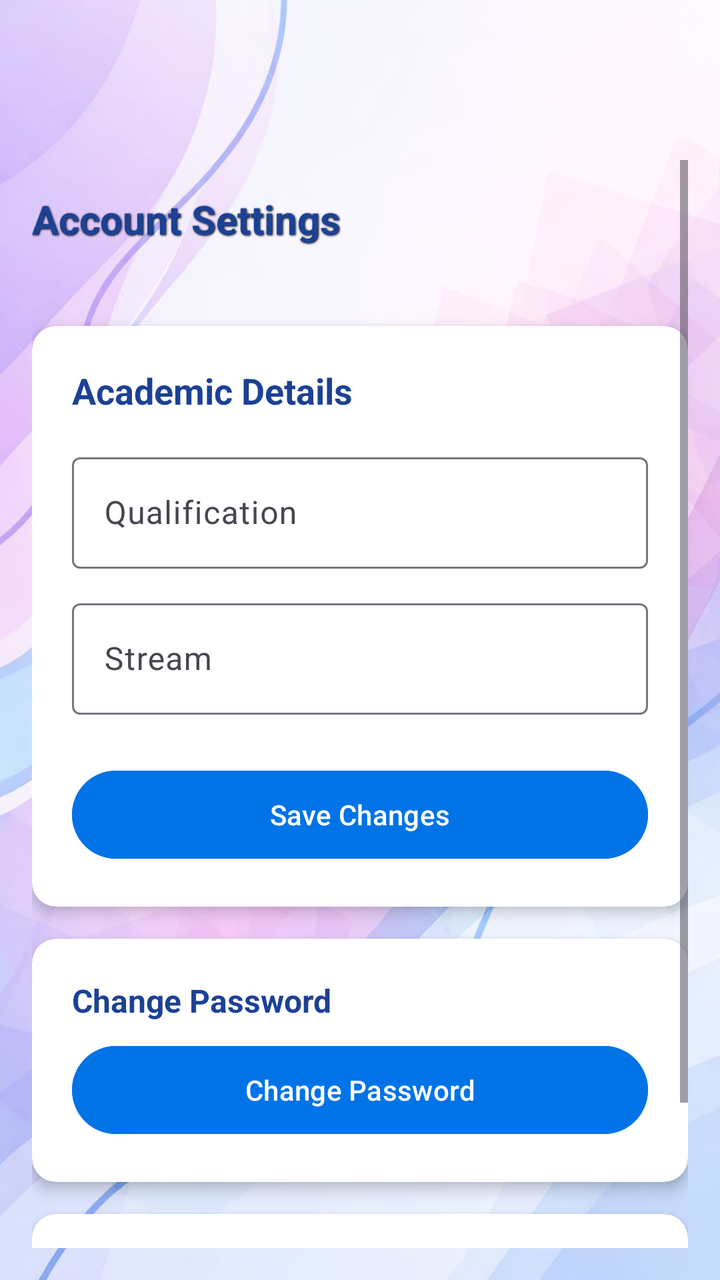
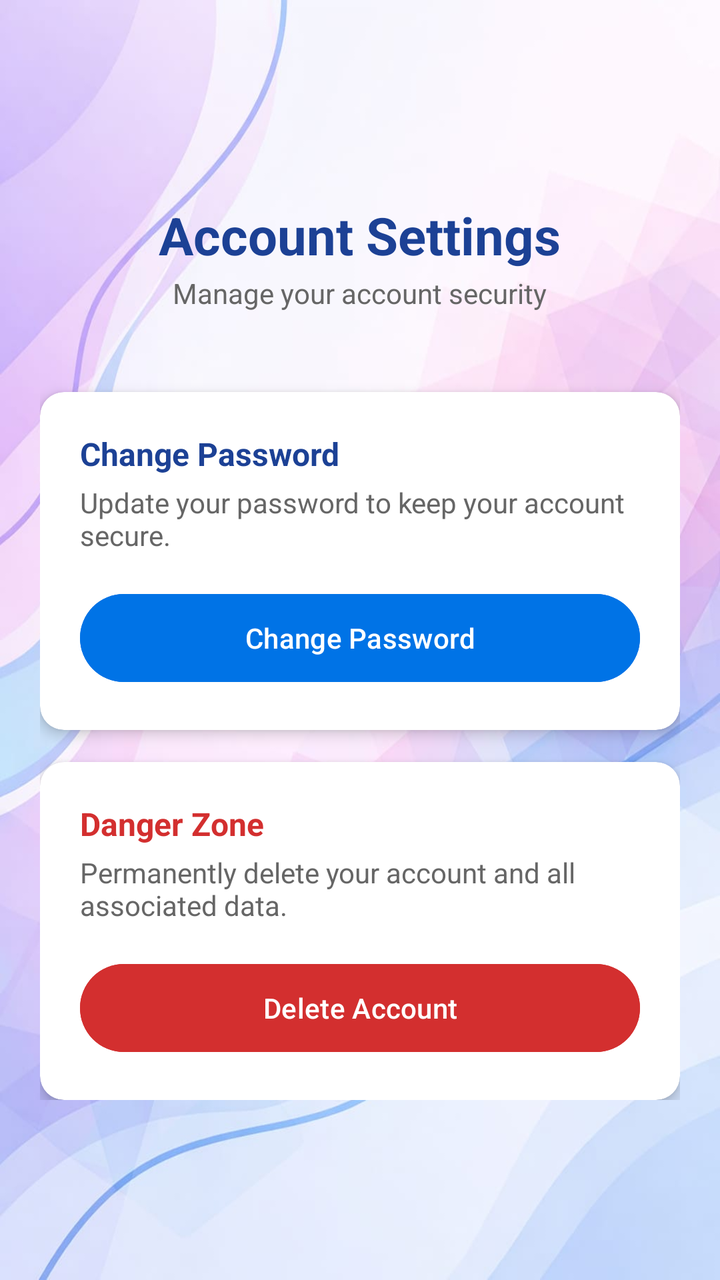

Screens rendered from an Android XML layout before and after an edit, with the pre-edit source and the edit as a unified diff.
<!-- AndroidManifest.xml: application theme Theme.AspirePath -->
<!-- res/layout/activity_manage_account.xml -->
<?xml version="1.0" encoding="utf-8"?>
<LinearLayout xmlns:android="http://schemas.android.com/apk/res/android"
    xmlns:app="http://schemas.android.com/apk/res-auto"
    android:layout_width="match_parent"
    android:layout_height="match_parent"
    android:orientation="vertical"
    android:background="@drawable/bg2">

    
    <androidx.appcompat.widget.Toolbar
        android:id="@+id/toolbar"
        android:layout_width="match_parent"
        android:layout_height="?attr/actionBarSize"
        android:background="@android:color/transparent"
        android:theme="@style/ThemeOverlay.AppCompat.Dark.ActionBar"
        app:popupTheme="@style/ThemeOverlay.AppCompat.Light"/>

    <ScrollView
        android:layout_width="match_parent"
        android:layout_height="match_parent"
        android:padding="16dp">

        <LinearLayout
            android:layout_width="match_parent"
            android:layout_height="wrap_content"
            android:orientation="vertical">

            <TextView
                android:layout_width="wrap_content"
                android:layout_height="wrap_content"
                android:text="Account Settings"
                android:textSize="20sp"
                android:textStyle="bold"
                android:textColor="@color/blue"
                android:shadowColor="#000000"
                android:shadowDx="1"
                android:shadowDy="1"
                android:shadowRadius="2"
                android:layout_marginTop="16dp"
                android:layout_marginBottom="24dp"/>

            
            <androidx.cardview.widget.CardView
                android:id="@+id/cvPersonalProfile"
                android:layout_width="match_parent"
                android:layout_height="wrap_content"
                app:cardCornerRadius="12dp"
                app:cardElevation="4dp"
                android:layout_marginTop="16dp"
                android:visibility="gone">

                <LinearLayout
                    android:id="@+id/editProfileContainer"
                    android:layout_width="match_parent"
                    android:layout_height="wrap_content"
                    android:orientation="vertical"
                    android:padding="20dp">

                    <TextView
                        android:layout_width="wrap_content"
                        android:layout_height="wrap_content"
                        android:text="Personal Details"
                        android:textSize="18sp"
                        android:textStyle="bold"
                        android:textColor="@color/blue"
                        android:layout_marginBottom="16dp"/>

                    <com.google.android.material.textfield.TextInputLayout
                        android:layout_width="match_parent"
                        android:layout_height="wrap_content"
                        android:layout_marginBottom="12dp">
                        <com.google.android.material.textfield.TextInputEditText
                            android:id="@+id/etEditName"
                            android:layout_width="match_parent"
                            android:layout_height="wrap_content"
                            android:hint="Full Name"
                            android:inputType="textPersonName"/>
                    </com.google.android.material.textfield.TextInputLayout>

                    <com.google.android.material.textfield.TextInputLayout
                        android:layout_width="match_parent"
                        android:layout_height="wrap_content"
                        android:layout_marginBottom="12dp">
                        <com.google.android.material.textfield.TextInputEditText
                            android:id="@+id/etEditDOB"
                            android:layout_width="match_parent"
                            android:layout_height="wrap_content"
                            android:hint="Date of Birth (DD/MM/YYYY)"
                            android:focusable="false"
                            android:clickable="true"/>
                    </com.google.android.material.textfield.TextInputLayout>

                     <com.google.android.material.textfield.TextInputLayout
                        android:layout_width="match_parent"
                        android:layout_height="wrap_content"
                        android:layout_marginBottom="12dp">
                        <com.google.android.material.textfield.TextInputEditText
                            android:id="@+id/etEditEmail"
                            android:layout_width="match_parent"
                            android:layout_height="wrap_content"
                            android:hint="Email"
                            android:inputType="textEmailAddress"/>
                    </com.google.android.material.textfield.TextInputLayout>

                    <com.google.android.material.textfield.TextInputLayout
                        android:layout_width="match_parent"
                        android:layout_height="wrap_content"
                        android:layout_marginBottom="12dp">
                        <com.google.android.material.textfield.TextInputEditText
                            android:id="@+id/etEditGender"
                            android:layout_width="match_parent"
                            android:layout_height="wrap_content"
                            android:hint="Gender"
                            android:focusable="false"
                            android:clickable="true"/>
                    </com.google.android.material.textfield.TextInputLayout>

                    <com.google.android.material.textfield.TextInputLayout
                        android:layout_width="match_parent"
                        android:layout_height="wrap_content"
                        android:layout_marginBottom="12dp">
                        <com.google.android.material.textfield.TextInputEditText
                            android:id="@+id/etEditTaluka"
                            android:layout_width="match_parent"
                            android:layout_height="wrap_content"
                            android:hint="Taluka"
                            android:focusable="false"
                            android:clickable="true"/>
                    </com.google.android.material.textfield.TextInputLayout>
                </LinearLayout>
            </androidx.cardview.widget.CardView>

            
            <androidx.cardview.widget.CardView
                android:id="@+id/cvAcademicInfo"
                android:layout_width="match_parent"
                android:layout_height="wrap_content"
                app:cardCornerRadius="12dp"
                app:cardElevation="4dp"
                android:layout_marginTop="16dp">

                <LinearLayout
                    android:layout_width="match_parent"
                    android:layout_height="wrap_content"
                    android:orientation="vertical"
                    android:padding="20dp">

                    <TextView
                        android:layout_width="wrap_content"
                        android:layout_height="wrap_content"
                        android:text="Academic Details"
                        android:textSize="18sp"
                        android:textStyle="bold"
                        android:textColor="@color/blue"
                        android:layout_marginBottom="16dp"/>

                    <com.google.android.material.textfield.TextInputLayout
                        android:layout_width="match_parent"
                        android:layout_height="wrap_content"
                        android:layout_marginBottom="12dp">
                        <com.google.android.material.textfield.TextInputEditText
                            android:id="@+id/etEditQualification"
                            android:layout_width="match_parent"
                            android:layout_height="wrap_content"
                            android:hint="Qualification"
                            android:focusable="false"
                            android:clickable="true"/>
                    </com.google.android.material.textfield.TextInputLayout>

                    <com.google.android.material.textfield.TextInputLayout
                        android:layout_width="match_parent"
                        android:layout_height="wrap_content"
                        android:layout_marginBottom="24dp">
                        <com.google.android.material.textfield.TextInputEditText
                            android:id="@+id/etEditStream"
                            android:layout_width="match_parent"
                            android:layout_height="wrap_content"
                            android:hint="Stream"
                            android:focusable="false"
                            android:clickable="true"/>
                    </com.google.android.material.textfield.TextInputLayout>

                    <Button
                        android:id="@+id/btnSaveProfile"
                        android:layout_width="match_parent"
                        android:layout_height="52dp"
                        android:text="Save Changes"
                        android:textColor="#FFFFFF"
                        android:backgroundTint="@color/bblue"
                        app:cornerRadius="26dp"/>

                </LinearLayout>
            </androidx.cardview.widget.CardView>

            
            <androidx.cardview.widget.CardView
                android:id="@+id/cvSecurity"
                android:layout_width="match_parent"
                android:layout_height="wrap_content"
                app:cardCornerRadius="12dp"
                app:cardElevation="4dp"
                android:layout_marginTop="16dp">

                <LinearLayout
                    android:id="@+id/changePasswordContainer"
                    android:layout_width="match_parent"
                    android:layout_height="wrap_content"
                    android:orientation="vertical"
                    android:padding="20dp">

                    <TextView
                        android:layout_width="wrap_content"
                        android:layout_height="wrap_content"
                        android:text="Change Password"
                        android:textSize="16sp"
                        android:textStyle="bold"
                        android:textColor="@color/blue"
                        android:layout_marginBottom="8dp"/>

                    <Button
                        android:id="@+id/btnChangePassword"
                        android:layout_width="match_parent"
                        android:layout_height="52dp"
                        android:text="Change Password"
                        android:textAllCaps="false"
                        android:textColor="#FFFFFF"
                        android:backgroundTint="@color/bblue"
                        app:cornerRadius="26dp"/>

                    <LinearLayout
                        android:id="@+id/passwordChangeForm"
                        android:layout_width="match_parent"
                        android:layout_height="wrap_content"
                        android:orientation="vertical"
                        android:layout_marginTop="16dp"
                        android:visibility="gone">

                        <EditText
                            android:id="@+id/etCurrentPassword"
                            android:layout_width="match_parent"
                            android:layout_height="52dp"
                            android:hint="Current Password"
                            android:inputType="textPassword"
                            android:padding="12dp"
                            android:background="@drawable/edit_text_background_transparent"
                            android:drawableStart="@drawable/ic_lock"
                            android:drawablePadding="8dp"/>

                        <EditText
                            android:id="@+id/etNewPassword"
                            android:layout_width="match_parent"
                            android:layout_height="52dp"
                            android:hint="New Password"
                            android:inputType="textPassword"
                            android:padding="12dp"
                            android:layout_marginTop="12dp"
                            android:background="@drawable/edit_text_background_transparent"
                            android:drawableStart="@drawable/ic_lock"
                            android:drawablePadding="8dp"/>

                        <EditText
                            android:id="@+id/etConfirmPassword"
                            android:layout_width="match_parent"
                            android:layout_height="52dp"
                            android:hint="Confirm Password"
                            android:inputType="textPassword"
                            android:padding="12dp"
                            android:layout_marginTop="12dp"
                            android:background="@drawable/edit_text_background_transparent"
                            android:drawableStart="@drawable/ic_lock"
                            android:drawablePadding="8dp"/>

                        <Button
                            android:id="@+id/btnResetPassword"
                            android:layout_width="match_parent"
                            android:layout_height="52dp"
                            android:layout_marginTop="16dp"
                            android:text="Reset Password"
                            android:textColor="#FFFFFF"
                            android:backgroundTint="@color/bblue"
                            app:cornerRadius="26dp"/>
                    </LinearLayout>
                </LinearLayout>
            </androidx.cardview.widget.CardView>

            
            <androidx.cardview.widget.CardView
                android:id="@+id/cvDangerZone"
                android:layout_width="match_parent"
                android:layout_height="wrap_content"
                app:cardCornerRadius="12dp"
                app:cardElevation="4dp"
                android:layout_marginTop="16dp">

                <LinearLayout
                    android:layout_width="match_parent"
                    android:layout_height="wrap_content"
                    android:orientation="vertical"
                    android:padding="20dp">

                    <TextView
                        android:layout_width="wrap_content"
                        android:layout_height="wrap_content"
                        android:text="Danger Zone"
                        android:textSize="16sp"
                        android:textStyle="bold"
                        android:textColor="#D32F2F"
                        android:layout_marginBottom="8dp"/>

                    <Button
                        android:id="@+id/btnDeleteAccount"
                        android:layout_width="match_parent"
                        android:layout_height="52dp"
                        android:text="Delete Account"
                        android:textAllCaps="false"
                        android:textColor="#FFFFFF"
                        android:backgroundTint="#D32F2F"
                        app:cornerRadius="26dp"/>
                </LinearLayout>
            </androidx.cardview.widget.CardView>

        </LinearLayout>
    </ScrollView>
</LinearLayout>
<!-- resources referenced by this layout -->
<resources>
  <color name="bblue">#0073e6</color>
  <color name="blue">#1C4195</color>
  <!-- drawable bg2: jpeg bitmap (drawable, 47029 bytes) -->
  <!-- drawable edit_text_background_transparent (drawable) -->
  <?xml version="1.0" encoding="utf-8"?>
  <shape xmlns:android="http://schemas.android.com/apk/res/android"
      android:shape="rectangle">
      <solid android:color="#80FFFFFF" />
      <corners android:radius="12dp" />
      <stroke
          android:width="1dp"
          android:color="#40FFFFFF" />
  </shape>
  <!-- drawable ic_lock (drawable) -->
  <?xml version="1.0" encoding="utf-8"?>
  <vector xmlns:android="http://schemas.android.com/apk/res/android"
      android:width="24dp"
      android:height="24dp"
      android:viewportWidth="24"
      android:viewportHeight="24"
      android:tint="#666666">
      <path
          android:fillColor="@android:color/white"
          android:pathData="M18,8h-1L17,6c0,-2.76 -2.24,-5 -5,-5S7,3.24 7,6v2L6,8c-1.1,0 -2,0.9 -2,2v10c0,1.1 0.9,2 2,2h12c1.1,0 2,-0.9 2,-2L20,10c0,-1.1 -0.9,-2 -2,-2zM12,17c-1.1,0 -2,-0.9 -2,-2s0.9,-2 2,-2 2,0.9 2,2 -0.9,2 -2,2zM15.1,8L8.9,8L8.9,6c0,-1.71 1.39,-3.1 3.1,-3.1 1.71,0 3.1,1.39 3.1,3.1v2z"/>
  </vector>
  <style name="Theme.AspirePath" parent="Base.Theme.AspirePath" />
  <style name="Base.Theme.AspirePath" parent="Theme.Material3.DayNight.NoActionBar">
          
          <item name="colorPrimary">@color/blue</item>
          <item name="colorPrimaryVariant">#0073e6</item>
          <item name="colorOnPrimary">@color/white</item>
          <item name="android:statusBarColor">@color/blue</item>
          
      </style>
  <color name="white">#FFFFFFFF</color>
</resources>

<!-- the commit's change to res/layout/activity_manage_account.xml (unified diff, before → after) -->
@@ -18,7 +18,7 @@
     <ScrollView
         android:layout_width="match_parent"
         android:layout_height="match_parent"
-        android:padding="16dp">
+        android:padding="20dp">
 
         <LinearLayout
             android:layout_width="match_parent"
@@ -28,169 +28,22 @@
             <TextView
                 android:layout_width="wrap_content"
                 android:layout_height="wrap_content"
+                android:layout_gravity="center_horizontal"
+                android:layout_marginTop="16dp"
                 android:text="Account Settings"
-                android:textSize="20sp"
-                android:textStyle="bold"
                 android:textColor="@color/blue"
-                android:shadowColor="#000000"
-                android:shadowDx="1"
-                android:shadowDy="1"
-                android:shadowRadius="2"
-                android:layout_marginTop="16dp"
-                android:layout_marginBottom="24dp"/>
+                android:textSize="26sp"
+                android:textStyle="bold" />
 
-            
-            <androidx.cardview.widget.CardView
-                android:id="@+id/cvPersonalProfile"
-                android:layout_width="match_parent"
+            <TextView
+                android:layout_width="wrap_content"
                 android:layout_height="wrap_content"
-                app:cardCornerRadius="12dp"
-                app:cardElevation="4dp"
-                android:layout_marginTop="16dp"
-                android:visibility="gone">
-
-                <LinearLayout
-                    android:id="@+id/editProfileContainer"
-                    android:layout_width="match_parent"
-                    android:layout_height="wrap_content"
-                    android:orientation="vertical"
-                    android:padding="20dp">
-
-                    <TextView
-                        android:layout_width="wrap_content"
-                        android:layout_height="wrap_content"
-                        android:text="Personal Details"
-                        android:textSize="18sp"
-                        android:textStyle="bold"
-                        android:textColor="@color/blue"
-                        android:layout_marginBottom="16dp"/>
-
-                    <com.google.android.material.textfield.TextInputLayout
-                        android:layout_width="match_parent"
-                        android:layout_height="wrap_content"
-                        android:layout_marginBottom="12dp">
-                        <com.google.android.material.textfield.TextInputEditText
-                            android:id="@+id/etEditName"
-                            android:layout_width="match_parent"
-                            android:layout_height="wrap_content"
-                            android:hint="Full Name"
-                            android:inputType="textPersonName"/>
-                    </com.google.android.material.textfield.TextInputLayout>
-
-                    <com.google.android.material.textfield.TextInputLayout
-                        android:layout_width="match_parent"
-                        android:layout_height="wrap_content"
-                        android:layout_marginBottom="12dp">
-                        <com.google.android.material.textfield.TextInputEditText
-                            android:id="@+id/etEditDOB"
-                            android:layout_width="match_parent"
-                            android:layout_height="wrap_content"
-                            android:hint="Date of Birth (DD/MM/YYYY)"
-                            android:focusable="false"
-                            android:clickable="true"/>
-                    </com.google.android.material.textfield.TextInputLayout>
-
-                     <com.google.android.material.textfield.TextInputLayout
-                        android:layout_width="match_parent"
-                        android:layout_height="wrap_content"
-                        android:layout_marginBottom="12dp">
-                        <com.google.android.material.textfield.TextInputEditText
-                            android:id="@+id/etEditEmail"
-                            android:layout_width="match_parent"
-                            android:layout_height="wrap_content"
-                            android:hint="Email"
-                            android:inputType="textEmailAddress"/>
-                    </com.google.android.material.textfield.TextInputLayout>
-
-                    <com.google.android.material.textfield.TextInputLayout
-                        android:layout_width="match_parent"
-                        android:layout_height="wrap_content"
-                        android:layout_marginBottom="12dp">
-                        <com.google.android.material.textfield.TextInputEditText
-                            android:id="@+id/etEditGender"
-                            android:layout_width="match_parent"
-                            android:layout_height="wrap_content"
-                            android:hint="Gender"
-                            android:focusable="false"
-                            android:clickable="true"/>
-                    </com.google.android.material.textfield.TextInputLayout>
-
-                    <com.google.android.material.textfield.TextInputLayout
-                        android:layout_width="match_parent"
-                        android:layout_height="wrap_content"
-                        android:layout_marginBottom="12dp">
-                        <com.google.android.material.textfield.TextInputEditText
-                            android:id="@+id/etEditTaluka"
-                            android:layout_width="match_parent"
-                            android:layout_height="wrap_content"
-                            android:hint="Taluka"
-                            android:focusable="false"
-                            android:clickable="true"/>
-                    </com.google.android.material.textfield.TextInputLayout>
-                </LinearLayout>
-            </androidx.cardview.widget.CardView>
-
-            
-            <androidx.cardview.widget.CardView
-                android:id="@+id/cvAcademicInfo"
-                android:layout_width="match_parent"
-                android:layout_height="wrap_content"
-                app:cardCornerRadius="12dp"
-                app:cardElevation="4dp"
-                android:layout_marginTop="16dp">
-
-                <LinearLayout
-                    android:layout_width="match_parent"
-                    android:layout_height="wrap_content"
-                    android:orientation="vertical"
-                    android:padding="20dp">
-
-                    <TextView
-                        android:layout_width="wrap_content"
-                        android:layout_height="wrap_content"
-                        android:text="Academic Details"
-                        android:textSize="18sp"
-                        android:textStyle="bold"
-                        android:textColor="@color/blue"
-                        android:layout_marginBottom="16dp"/>
-
-                    <com.google.android.material.textfield.TextInputLayout
-                        android:layout_width="match_parent"
-                        android:layout_height="wrap_content"
-                        android:layout_marginBottom="12dp">
-                        <com.google.android.material.textfield.TextInputEditText
-                            android:id="@+id/etEditQualification"
-                            android:layout_width="match_parent"
-                            android:layout_height="wrap_content"
-                            android:hint="Qualification"
-                            android:focusable="false"
-                            android:clickable="true"/>
-                    </com.google.android.material.textfield.TextInputLayout>
-
-                    <com.google.android.material.textfield.TextInputLayout
-                        android:layout_width="match_parent"
-                        android:layout_height="wrap_content"
-                        android:layout_marginBottom="24dp">
-                        <com.google.android.material.textfield.TextInputEditText
-                            android:id="@+id/etEditStream"
-                            android:layout_width="match_parent"
-                            android:layout_height="wrap_content"
-                            android:hint="Stream"
-                            android:focusable="false"
-                            android:clickable="true"/>
-                    </com.google.android.material.textfield.TextInputLayout>
-
-                    <Button
-                        android:id="@+id/btnSaveProfile"
-                        android:layout_width="match_parent"
-                        android:layout_height="52dp"
-                        android:text="Save Changes"
-                        android:textColor="#FFFFFF"
-                        android:backgroundTint="@color/bblue"
-                        app:cornerRadius="26dp"/>
-
-                </LinearLayout>
-            </androidx.cardview.widget.CardView>
+                android:layout_gravity="center_horizontal"
+                android:layout_marginTop="2dp"
+                android:layout_marginBottom="24dp"
+                android:text="Manage your account security"
+                android:textColor="#666666"
+                android:textSize="14sp" />
 
             
             <androidx.cardview.widget.CardView
@@ -215,7 +68,15 @@
                         android:textSize="16sp"
                         android:textStyle="bold"
                         android:textColor="@color/blue"
-                        android:layout_marginBottom="8dp"/>
+                        android:layout_marginBottom="4dp"/>
+                    
+                    <TextView
+                        android:layout_width="wrap_content"
+                        android:layout_height="wrap_content"
+                        android:text="Update your password to keep your account secure."
+                        android:textSize="14sp"
+                        android:textColor="@color/darker_gray"
+                        android:layout_marginBottom="16dp"/>
 
                     <Button
                         android:id="@+id/btnChangePassword"
@@ -305,7 +166,15 @@
                         android:textSize="16sp"
                         android:textStyle="bold"
                         android:textColor="#D32F2F"
-                        android:layout_marginBottom="8dp"/>
+                        android:layout_marginBottom="4dp"/>
+
+                    <TextView
+                        android:layout_width="wrap_content"
+                        android:layout_height="wrap_content"
+                        android:text="Permanently delete your account and all associated data."
+                        android:textSize="14sp"
+                        android:textColor="@color/darker_gray"
+                        android:layout_marginBottom="16dp"/>
 
                     <Button
                         android:id="@+id/btnDeleteAccount"
<!-- resource entries referenced after the edit -->
@@ -2,6 +2,7 @@
 <resources>
   <color name="bblue">#0073e6</color>
   <color name="blue">#1C4195</color>
+  <color name="darker_gray">#666666</color>
   <!-- drawable bg2: jpeg bitmap (drawable, 47029 bytes) -->
   <!-- drawable edit_text_background_transparent (drawable) -->
   <?xml version="1.0" encoding="utf-8"?>
